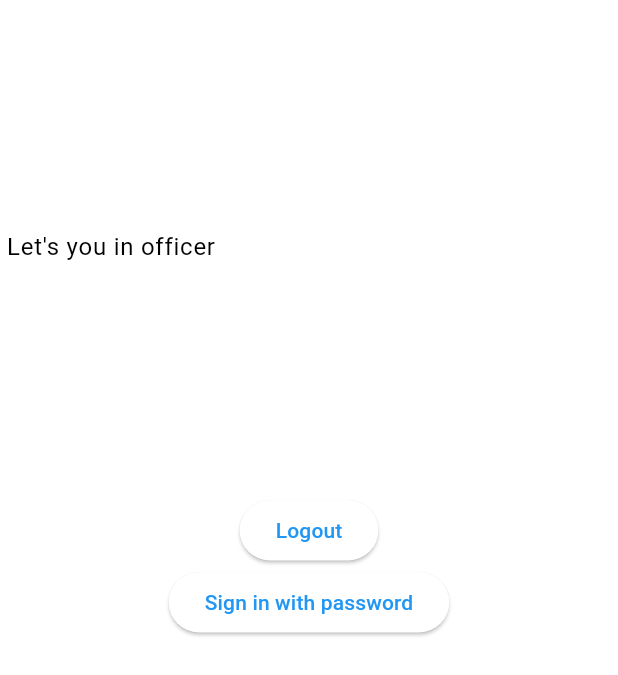
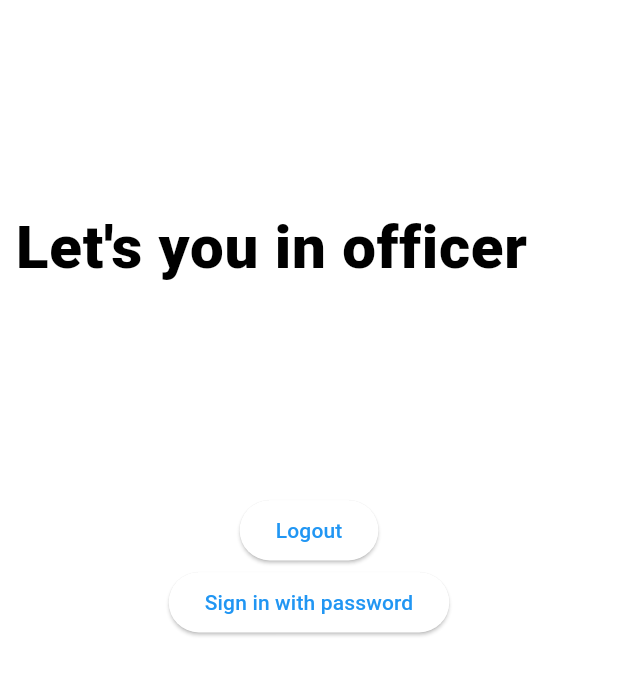
Before and after one commit to yohanse/Smart-Traffic-Management-System-with-Online-Licensing, a Flutter app: the HomePage screen opened directly, on a phone screen of 412 x 824 dp. Shown: the top 675 px of the screen. Run offline on Flutter 3.47's test engine with Material 3 defaults, Android fonts, the phone set to English and light mode, and no system bars; statements that could not run were skipped.

Commit message:
fix theme data of large text

```diff
--- a/frontend/lib/utility/theme.dart
+++ b/frontend/lib/utility/theme.dart
@@ -11,7 +11,7 @@ ThemeData lightTheme = ThemeData.light().copyWith(
     titleTextStyle: TextStyle(color: Colors.black),
   ),
   textTheme: const TextTheme(
-    bodyLarge: TextStyle(color: Colors.black),
+    bodyLarge: TextStyle(color: Colors.black, fontSize: 40, fontWeight: FontWeight.w900),
     bodyMedium: TextStyle(color: Colors.black),
   ),
 );
@@ -27,7 +27,7 @@ ThemeData darkTheme = ThemeData.dark().copyWith(
     titleTextStyle: TextStyle(color: Colors.white),
   ),
   textTheme: const TextTheme(
-    bodyLarge: TextStyle(color: Colors.white),
+    bodyLarge: TextStyle(color: Colors.white, fontSize: 40, fontWeight: FontWeight.w900),
     bodyMedium: TextStyle(color: Colors.white),
   ),
 );
```
